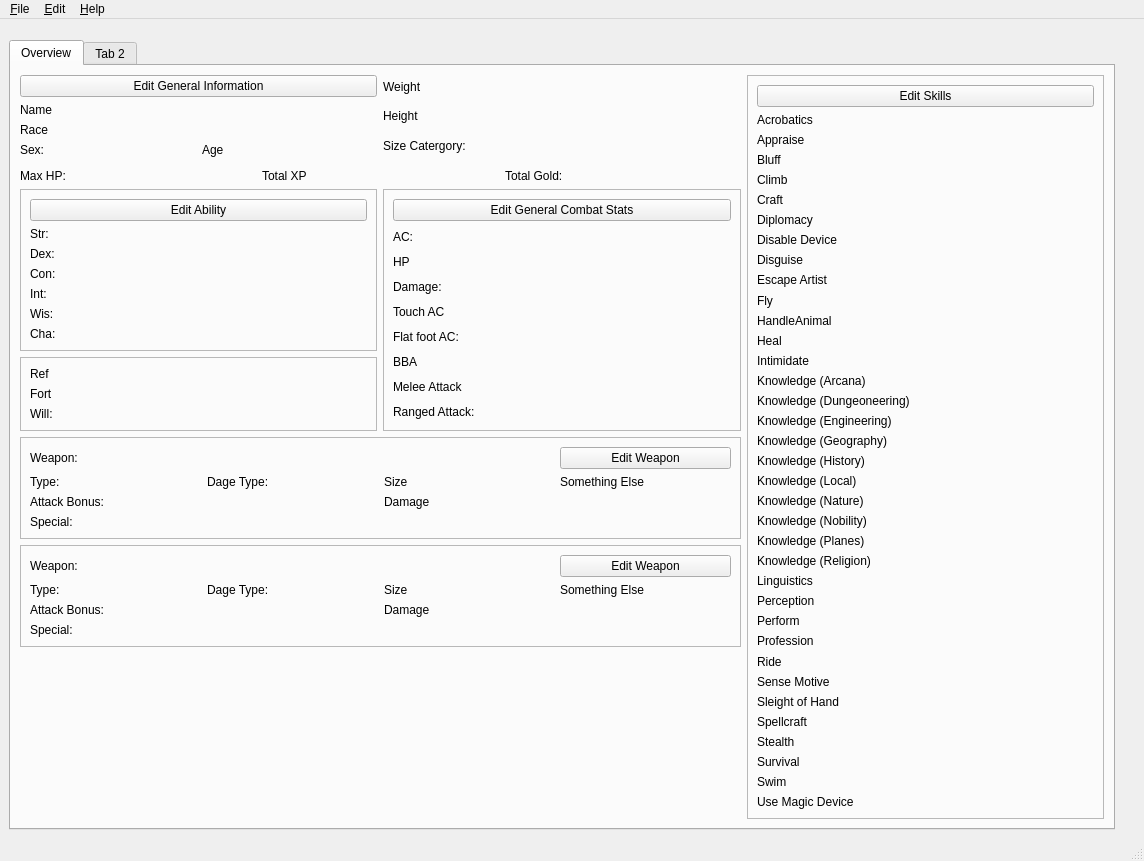
The window that mainwindow.ui (Kalzar/pfcharacter) describes before a commit, drawn with Qt 5.
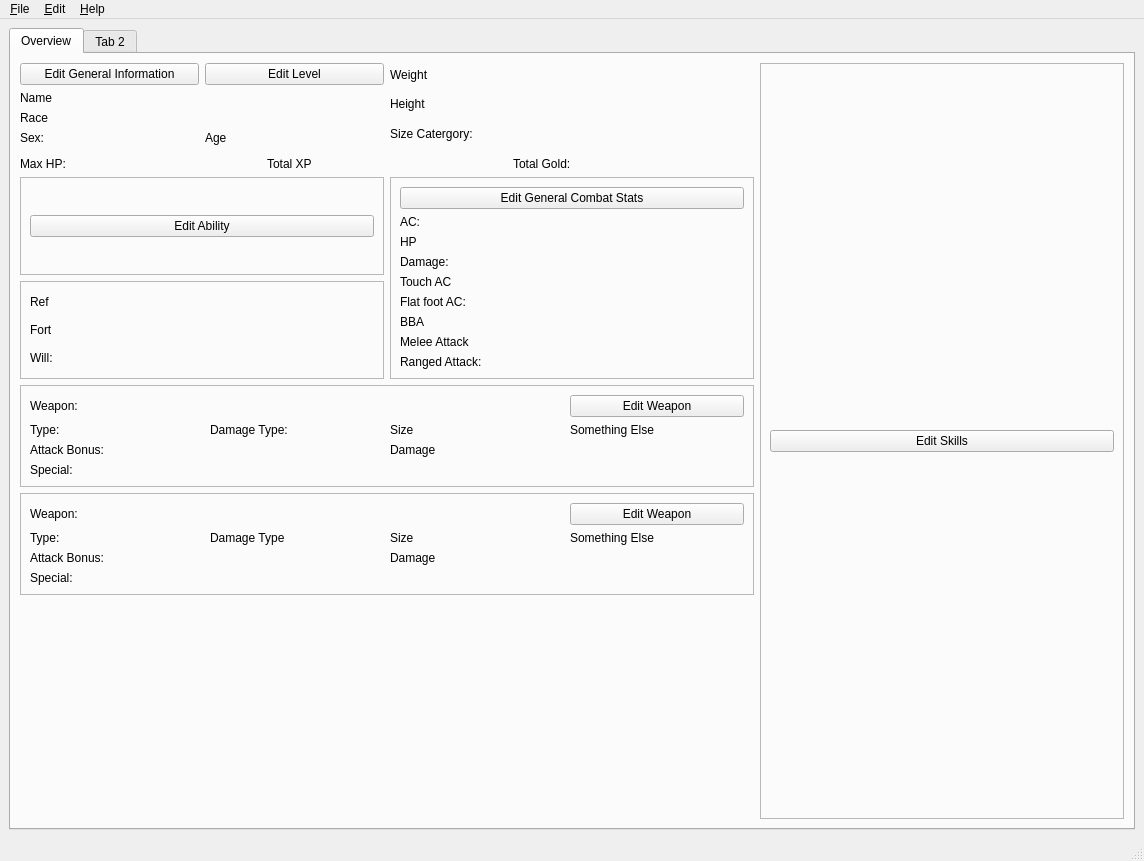
The same window after the commit.

Commit message: Add ability and skills features, prepares for being able to have character levels

```diff
--- a/mainwindow.ui
+++ b/mainwindow.ui
@@ -15,7 +15,7 @@
   </property>
   <widget class="QWidget" name="centralwidget">
    <layout class="QGridLayout" name="gridLayout">
-    <item row="2" column="0">
+    <item row="1" column="0">
      <widget class="QTabWidget" name="tabWidget">
       <property name="currentIndex">
        <number>0</number>
@@ -25,67 +25,84 @@
         <string>Overview</string>
        </attribute>
        <layout class="QGridLayout" name="gridLayout_3">
-        <item row="3" column="0">
-         <layout class="QGridLayout" name="gridLayout_2">
-          <item row="5" column="0" colspan="2">
-           <widget class="QLabel" name="OCharacterName">
+        <item row="5" column="0" colspan="2">
+         <layout class="QHBoxLayout" name="horizontalLayout_2">
+          <item>
+           <widget class="QLabel" name="OCharacterMaxHP">
             <property name="text">
-             <string>Name</string>
+             <string>Max HP:</string>
             </property>
            </widget>
           </item>
-          <item row="7" column="0">
-           <widget class="QLabel" name="OCharacterRace">
+          <item>
+           <widget class="QLabel" name="OTotalXp">
             <property name="text">
-             <string>Race</string>
+             <string>Total XP</string>
             </property>
            </widget>
           </item>
-          <item row="8" column="1">
-           <widget class="QLabel" name="OCharacterAge">
+          <item>
+           <widget class="QLabel" name="OTotalGold">
             <property name="text">
-             <string>Age</string>
+             <string>Total Gold:</string>
             </property>
            </widget>
           </item>
-          <item row="8" column="0">
-           <widget class="QLabel" name="OCharacterSex">
+         </layout>
+        </item>
+        <item row="2" column="1" rowspan="2">
+         <layout class="QVBoxLayout" name="verticalLayout_3">
+          <item>
+           <widget class="QLabel" name="OCharacterWeight">
             <property name="text">
-             <string>Sex: </string>
+             <string>Weight</string>
             </property>
            </widget>
           </item>
+          <item>
+           <widget class="QLabel" name="OCharacterHeight">
+            <property name="text">
+             <string>Height</string>
+            </property>
+           </widget>
+          </item>
+          <item>
+           <widget class="QLabel" name="OCharacterSize">
+            <property name="text">
+             <string>Size Catergory: </string>
+            </property>
+           </widget>
+          </item>
          </layout>
         </item>
-        <item row="7" column="0">
-         <widget class="QFrame" name="frame">
+        <item row="10" column="1">
+         <spacer name="verticalSpacer_7">
+          <property name="orientation">
+           <enum>Qt::Vertical</enum>
+          </property>
+          <property name="sizeHint" stdset="0">
+           <size>
+            <width>20</width>
+            <height>40</height>
+           </size>
+          </property>
+         </spacer>
+        </item>
+        <item row="2" column="2" rowspan="9">
+         <widget class="QFrame" name="frame_4">
           <property name="frameShape">
            <enum>QFrame::StyledPanel</enum>
           </property>
           <property name="frameShadow">
            <enum>QFrame::Raised</enum>
           </property>
-          <layout class="QGridLayout" name="gridLayout_4">
+          <layout class="QGridLayout" name="gridLayout_11">
            <item row="0" column="0">
-            <layout class="QVBoxLayout" name="verticalLayout_2">
+            <layout class="QVBoxLayout" name="skillVerticalLayout">
              <item>
-              <widget class="QLabel" name="OSaveRef">
+              <widget class="QPushButton" name="OEditSkill">
                <property name="text">
-                <string>Ref</string>
-               </property>
-              </widget>
-             </item>
-             <item>
-              <widget class="QLabel" name="OSaveFort">
-               <property name="text">
-                <string>Fort</string>
-               </property>
-              </widget>
-             </item>
-             <item>
-              <widget class="QLabel" name="OSaveWill">
-               <property name="text">
-                <string>Will:</string>
+                <string>Edit Skills</string>
                </property>
               </widget>
              </item>
@@ -94,81 +111,6 @@
           </layout>
          </widget>
         </item>
-        <item row="8" column="0" colspan="2">
-         <widget class="QFrame" name="frame_10">
-          <property name="frameShape">
-           <enum>QFrame::StyledPanel</enum>
-          </property>
-          <property name="frameShadow">
-           <enum>QFrame::Raised</enum>
-          </property>
-          <layout class="QGridLayout" name="gridLayout_15">
-           <item row="3" column="0" colspan="2">
-            <widget class="QLabel" name="label_45">
-             <property name="text">
-              <string>Attack Bonus:</string>
-             </property>
-            </widget>
-           </item>
-           <item row="0" column="0" colspan="2">
-            <widget class="QLabel" name="label_106">
-             <property name="text">
-              <string>Weapon:</string>
-             </property>
-            </widget>
-           </item>
-           <item row="3" column="2" colspan="2">
-            <widget class="QLabel" name="label_44">
-             <property name="text">
-              <string>Damage</string>
-             </property>
-            </widget>
-           </item>
-           <item row="4" column="0" colspan="4">
-            <widget class="QLabel" name="label_105">
-             <property name="text">
-              <string>Special:</string>
-             </property>
-            </widget>
-           </item>
-           <item row="1" column="0">
-            <widget class="QLabel" name="label_107">
-             <property name="text">
-              <string>Type:</string>
-             </property>
-            </widget>
-           </item>
-           <item row="1" column="1">
-            <widget class="QLabel" name="label_108">
-             <property name="text">
-              <string>Dage Type:</string>
-             </property>
-            </widget>
-           </item>
-           <item row="1" column="2">
-            <widget class="QLabel" name="label_129">
-             <property name="text">
-              <string>Size</string>
-             </property>
-            </widget>
-           </item>
-           <item row="1" column="3">
-            <widget class="QLabel" name="label_130">
-             <property name="text">
-              <string>Something Else</string>
-             </property>
-            </widget>
-           </item>
-           <item row="0" column="3">
-            <widget class="QPushButton" name="OEditMainWeapon">
-             <property name="text">
-              <string>Edit Weapon</string>
-             </property>
-            </widget>
-           </item>
-          </layout>
-         </widget>
-        </item>
         <item row="6" column="0">
          <widget class="QFrame" name="frame_2">
           <property name="frameShape">
@@ -179,7 +121,7 @@
           </property>
           <layout class="QGridLayout" name="gridLayout_5">
            <item row="0" column="0">
-            <layout class="QVBoxLayout" name="verticalLayout_5">
+            <layout class="QVBoxLayout" name="abilityVerticalLayout">
              <item>
               <widget class="QPushButton" name="OEditAbility">
                <property name="text">
@@ -187,48 +129,6 @@
                </property>
               </widget>
              </item>
-             <item>
-              <widget class="QLabel" name="OAbilityStr">
-               <property name="text">
-                <string>Str: </string>
-               </property>
-              </widget>
-             </item>
-             <item>
-              <widget class="QLabel" name="OAbilityDex">
-               <property name="text">
-                <string>Dex: </string>
-               </property>
-              </widget>
-             </item>
-             <item>
-              <widget class="QLabel" name="OAbilityCon">
-               <property name="text">
-                <string>Con: </string>
-               </property>
-              </widget>
-             </item>
-             <item>
-              <widget class="QLabel" name="OAbilityInt">
-               <property name="text">
-                <string>Int: </string>
-               </property>
-              </widget>
-             </item>
-             <item>
-              <widget class="QLabel" name="OAbilityWis">
-               <property name="text">
-                <string>Wis: </string>
-               </property>
-              </widget>
-             </item>
-             <item>
-              <widget class="QLabel" name="OAbilityCha">
-               <property name="text">
-                <string>Cha: </string>
-               </property>
-              </widget>
-             </item>
             </layout>
            </item>
           </layout>
@@ -313,30 +213,117 @@
           </layout>
          </widget>
         </item>
-        <item row="5" column="0" colspan="2">
-         <layout class="QHBoxLayout" name="horizontalLayout_2">
-          <item>
-           <widget class="QLabel" name="OCharacterMaxHP">
-            <property name="text">
-             <string>Max HP:</string>
-            </property>
-           </widget>
-          </item>
-          <item>
-           <widget class="QLabel" name="OTotalXp">
-            <property name="text">
-             <string>Total XP</string>
-            </property>
-           </widget>
-          </item>
-          <item>
-           <widget class="QLabel" name="OTotalGold">
-            <property name="text">
-             <string>Total Gold:</string>
-            </property>
-           </widget>
-          </item>
-         </layout>
+        <item row="7" column="0">
+         <widget class="QFrame" name="frame">
+          <property name="frameShape">
+           <enum>QFrame::StyledPanel</enum>
+          </property>
+          <property name="frameShadow">
+           <enum>QFrame::Raised</enum>
+          </property>
+          <layout class="QGridLayout" name="gridLayout_4">
+           <item row="0" column="0">
+            <layout class="QVBoxLayout" name="verticalLayout_2">
+             <item>
+              <widget class="QLabel" name="OSaveRef">
+               <property name="text">
+                <string>Ref</string>
+               </property>
+              </widget>
+             </item>
+             <item>
+              <widget class="QLabel" name="OSaveFort">
+               <property name="text">
+                <string>Fort</string>
+               </property>
+              </widget>
+             </item>
+             <item>
+              <widget class="QLabel" name="OSaveWill">
+               <property name="text">
+                <string>Will:</string>
+               </property>
+              </widget>
+             </item>
+            </layout>
+           </item>
+          </layout>
+         </widget>
+        </item>
+        <item row="8" column="0" colspan="2">
+         <widget class="QFrame" name="frame_10">
+          <property name="frameShape">
+           <enum>QFrame::StyledPanel</enum>
+          </property>
+          <property name="frameShadow">
+           <enum>QFrame::Raised</enum>
+          </property>
+          <layout class="QGridLayout" name="gridLayout_15">
+           <item row="0" column="0" colspan="2">
+            <widget class="QLabel" name="label_106">
+             <property name="text">
+              <string>Weapon:</string>
+             </property>
+            </widget>
+           </item>
+           <item row="0" column="3">
+            <widget class="QPushButton" name="OEditMainWeapon">
+             <property name="text">
+              <string>Edit Weapon</string>
+             </property>
+            </widget>
+           </item>
+           <item row="1" column="0">
+            <widget class="QLabel" name="label_107">
+             <property name="text">
+              <string>Type:</string>
+             </property>
+            </widget>
+           </item>
+           <item row="1" column="1">
+            <widget class="QLabel" name="label_108">
+             <property name="text">
+              <string>Damage Type:</string>
+             </property>
+            </widget>
+           </item>
+           <item row="1" column="2">
+            <widget class="QLabel" name="label_129">
+             <property name="text">
+              <string>Size</string>
+             </property>
+            </widget>
+           </item>
+           <item row="1" column="3">
+            <widget class="QLabel" name="label_130">
+             <property name="text">
+              <string>Something Else</string>
+             </property>
+            </widget>
+           </item>
+           <item row="3" column="0" colspan="2">
+            <widget class="QLabel" name="label_45">
+             <property name="text">
+              <string>Attack Bonus:</string>
+             </property>
+            </widget>
+           </item>
+           <item row="3" column="2" colspan="2">
+            <widget class="QLabel" name="label_44">
+             <property name="text">
+              <string>Damage</string>
+             </property>
+            </widget>
+           </item>
+           <item row="4" column="0" colspan="4">
+            <widget class="QLabel" name="label_105">
+             <property name="text">
+              <string>Special:</string>
+             </property>
+            </widget>
+           </item>
+          </layout>
+         </widget>
         </item>
         <item row="9" column="0" colspan="2">
          <widget class="QFrame" name="frame_11">
@@ -347,10 +334,10 @@
            <enum>QFrame::Raised</enum>
           </property>
           <layout class="QGridLayout" name="gridLayout_16">
-           <item row="3" column="0" colspan="2">
-            <widget class="QLabel" name="label_46">
+           <item row="0" column="3">
+            <widget class="QPushButton" name="OEditSecondaryWeapon">
              <property name="text">
-              <string>Attack Bonus:</string>
+              <string>Edit Weapon</string>
              </property>
             </widget>
            </item>
@@ -361,20 +348,6 @@
              </property>
             </widget>
            </item>
-           <item row="3" column="2" colspan="2">
-            <widget class="QLabel" name="label_132">
-             <property name="text">
-              <string>Damage</string>
-             </property>
-            </widget>
-           </item>
-           <item row="4" column="0" colspan="4">
-            <widget class="QLabel" name="label_133">
-             <property name="text">
-              <string>Special:</string>
-             </property>
-            </widget>
-           </item>
            <item row="1" column="0">
             <widget class="QLabel" name="label_134">
              <property name="text">
@@ -385,7 +358,7 @@
            <item row="1" column="1">
             <widget class="QLabel" name="label_135">
              <property name="text">
-              <string>Dage Type:</string>
+              <string>Damage Type</string>
              </property>
             </widget>
            </item>
@@ -403,324 +376,71 @@
              </property>
             </widget>
            </item>
-           <item row="0" column="3">
-            <widget class="QPushButton" name="OEditSecondaryWeapon">
+           <item row="3" column="0" colspan="2">
+            <widget class="QLabel" name="label_46">
              <property name="text">
-              <string>Edit Weapon</string>
+              <string>Attack Bonus:</string>
              </property>
             </widget>
            </item>
-          </layout>
-         </widget>
-        </item>
-        <item row="10" column="1">
-         <spacer name="verticalSpacer_7">
-          <property name="orientation">
-           <enum>Qt::Vertical</enum>
-          </property>
-          <property name="sizeHint" stdset="0">
-           <size>
-            <width>20</width>
-            <height>40</height>
-           </size>
-          </property>
-         </spacer>
-        </item>
-        <item row="2" column="2" rowspan="9">
-         <widget class="QFrame" name="frame_4">
-          <property name="frameShape">
-           <enum>QFrame::StyledPanel</enum>
-          </property>
-          <property name="frameShadow">
-           <enum>QFrame::Raised</enum>
-          </property>
-          <layout class="QGridLayout" name="gridLayout_11">
-           <item row="0" column="0">
-            <layout class="QVBoxLayout" name="verticalLayout_11">
-             <item>
-              <widget class="QPushButton" name="OEditSkill">
-               <property name="text">
-                <string>Edit Skills</string>
-               </property>
-              </widget>
-             </item>
-             <item>
-              <widget class="QLabel" name="OSkillAcrobatics">
-               <property name="text">
-                <string>Acrobatics</string>
-               </property>
-              </widget>
-             </item>
-             <item>
-              <widget class="QLabel" name="OSkillAppraise">
-               <property name="text">
-                <string>Appraise</string>
-               </property>
-              </widget>
-             </item>
-             <item>
-              <widget class="QLabel" name="OSkillBluff">
-               <property name="text">
-                <string>Bluff</string>
-               </property>
-              </widget>
-             </item>
-             <item>
-              <widget class="QLabel" name="OSkillClimb">
-               <property name="text">
-                <string>Climb</string>
-               </property>
-              </widget>
-             </item>
-             <item>
-              <widget class="QLabel" name="OSkillCraft">
-               <property name="text">
-                <string>Craft</string>
-               </property>
-              </widget>
-             </item>
-             <item>
-              <widget class="QLabel" name="OSkillDiplomacy">
-               <property name="text">
-                <string>Diplomacy</string>
-               </property>
-              </widget>
-             </item>
-             <item>
-              <widget class="QLabel" name="OSkillDisableDevice">
-               <property name="text">
-                <string>Disable Device</string>
-               </property>
-              </widget>
-             </item>
-             <item>
-              <widget class="QLabel" name="OSkillDisguise">
-               <property name="text">
-                <string>Disguise</string>
-               </property>
-              </widget>
-             </item>
-             <item>
-              <widget class="QLabel" name="OSkillEscapeArtist">
-               <property name="text">
-                <string>Escape Artist</string>
-               </property>
-              </widget>
-             </item>
-             <item>
-              <widget class="QLabel" name="OSkillFly">
-               <property name="text">
-                <string>Fly</string>
-               </property>
-              </widget>
-             </item>
-             <item>
-              <widget class="QLabel" name="OSkillHandleAnimal">
-               <property name="text">
-                <string>HandleAnimal</string>
-               </property>
-              </widget>
-             </item>
-             <item>
-              <widget class="QLabel" name="OSkillHeal">
-               <property name="text">
-                <string>Heal</string>
-               </property>
-              </widget>
-             </item>
-             <item>
-              <widget class="QLabel" name="OSkillIntimidate">
-               <property name="text">
-                <string>Intimidate</string>
-               </property>
-              </widget>
-             </item>
-             <item>
-              <widget class="QLabel" name="OSkillArcana">
-               <property name="text">
-                <string>Knowledge (Arcana)</string>
-               </property>
-              </widget>
-             </item>
-             <item>
-              <widget class="QLabel" name="OSkillDungeoneering">
-               <property name="text">
-                <string>Knowledge (Dungeoneering)</string>
-               </property>
-              </widget>
-             </item>
-             <item>
-              <widget class="QLabel" name="OSkillEngineering">
-               <property name="text">
-                <string>Knowledge (Engineering)</string>
-               </property>
-              </widget>
-             </item>
-             <item>
-              <widget class="QLabel" name="OSkillGeography">
-               <property name="text">
-                <string>Knowledge (Geography)</string>
-               </property>
-              </widget>
-             </item>
-             <item>
-              <widget class="QLabel" name="OSkillHistory">
-               <property name="text">
-                <string>Knowledge (History)</string>
-               </property>
-              </widget>
-             </item>
-             <item>
-              <widget class="QLabel" name="OSkillLocal">
-               <property name="text">
-                <string>Knowledge (Local)</string>
-               </property>
-              </widget>
-             </item>
-             <item>
-              <widget class="QLabel" name="OSkillNature">
-               <property name="text">
-                <string>Knowledge (Nature)</string>
-               </property>
-              </widget>
-             </item>
-             <item>
-              <widget class="QLabel" name="OSkillNobility">
-               <property name="text">
-                <string>Knowledge (Nobility)</string>
-               </property>
-              </widget>
-             </item>
-             <item>
-              <widget class="QLabel" name="OSkillPlanes">
-               <property name="text">
-                <string>Knowledge (Planes)</string>
-               </property>
-              </widget>
-             </item>
-             <item>
-              <widget class="QLabel" name="OSkillReligion">
-               <property name="text">
-                <string>Knowledge (Religion)</string>
-               </property>
-              </widget>
-             </item>
-             <item>
-              <widget class="QLabel" name="OSkillLinguistics">
-               <property name="text">
-                <string>Linguistics</string>
-               </property>
-              </widget>
-             </item>
-             <item>
-              <widget class="QLabel" name="OSkillPerception">
-               <property name="text">
-                <string>Perception</string>
-               </property>
-              </widget>
-             </item>
-             <item>
-              <widget class="QLabel" name="OSkillPerform">
-               <property name="text">
-                <string>Perform</string>
-               </property>
-              </widget>
-             </item>
-             <item>
-              <widget class="QLabel" name="OSkillProfession">
-               <property name="text">
-                <string>Profession</string>
-               </property>
-              </widget>
-             </item>
-             <item>
-              <widget class="QLabel" name="OSkillRide">
-               <property name="text">
-                <string>Ride</string>
-               </property>
-              </widget>
-             </item>
-             <item>
-              <widget class="QLabel" name="OSkillSenseMotive">
-               <property name="text">
-                <string>Sense Motive</string>
-               </property>
-              </widget>
-             </item>
-             <item>
-              <widget class="QLabel" name="OSkillSleightofHand">
-               <property name="text">
-                <string>Sleight of Hand</string>
-               </property>
-              </widget>
-             </item>
-             <item>
-              <widget class="QLabel" name="OSkillSpellcraft">
-               <property name="text">
-                <string>Spellcraft</string>
-               </property>
-              </widget>
-             </item>
-             <item>
-              <widget class="QLabel" name="OSkillStealth">
-               <property name="text">
-                <string>Stealth</string>
-               </property>
-              </widget>
-             </item>
-             <item>
-              <widget class="QLabel" name="OSkillSurvival">
-               <property name="text">
-                <string>Survival</string>
-               </property>
-              </widget>
-             </item>
-             <item>
-              <widget class="QLabel" name="OSkillSwim">
-               <property name="text">
-                <string>Swim</string>
-               </property>
-              </widget>
-             </item>
-             <item>
-              <widget class="QLabel" name="OSkillUseMagicDevice">
-               <property name="text">
-                <string>Use Magic Device</string>
-               </property>
-              </widget>
-             </item>
-            </layout>
+           <item row="3" column="2" colspan="2">
+            <widget class="QLabel" name="label_132">
+             <property name="text">
+              <string>Damage</string>
+             </property>
+            </widget>
            </item>
+           <item row="4" column="0" colspan="4">
+            <widget class="QLabel" name="label_133">
+             <property name="text">
+              <string>Special:</string>
+             </property>
+            </widget>
+           </item>
           </layout>
          </widget>
         </item>
-        <item row="2" column="0">
-         <widget class="QPushButton" name="OEditGeneralInformation">
-          <property name="text">
-           <string>Edit General Information</string>
-          </property>
-         </widget>
-        </item>
-        <item row="2" column="1" rowspan="2">
-         <layout class="QVBoxLayout" name="verticalLayout_3">
-          <item>
-           <widget class="QLabel" name="OCharacterWeight">
+        <item row="2" column="0" rowspan="2">
+         <layout class="QGridLayout" name="gridLayout_2">
+          <item row="3" column="0">
+           <widget class="QLabel" name="OCharacterSex">
             <property name="text">
-             <string>Weight</string>
+             <string>Sex: </string>
             </property>
            </widget>
           </item>
-          <item>
-           <widget class="QLabel" name="OCharacterHeight">
+          <item row="3" column="1">
+           <widget class="QLabel" name="OCharacterAge">
             <property name="text">
-             <string>Height</string>
+             <string>Age</string>
             </property>
            </widget>
           </item>
-          <item>
-           <widget class="QLabel" name="OCharacterSize">
+          <item row="2" column="0">
+           <widget class="QLabel" name="OCharacterRace">
             <property name="text">
-             <string>Size Catergory: </string>
+             <string>Race</string>
+            </property>
+           </widget>
+          </item>
+          <item row="1" column="0" colspan="2">
+           <widget class="QLabel" name="OCharacterName">
+            <property name="text">
+             <string>Name</string>
+            </property>
+           </widget>
+          </item>
+          <item row="0" column="0">
+           <widget class="QPushButton" name="OEditGeneralInformation">
+            <property name="text">
+             <string>Edit General Information</string>
+            </property>
+           </widget>
+          </item>
+          <item row="0" column="1">
+           <widget class="QPushButton" name="OEditLevel">
+            <property name="text">
+             <string>Edit Level</string>
             </property>
            </widget>
           </item>
@@ -735,19 +455,6 @@
       </widget>
      </widget>
     </item>
-    <item row="1" column="1">
-     <spacer name="verticalSpacer_4">
-      <property name="orientation">
-       <enum>Qt::Vertical</enum>
-      </property>
-      <property name="sizeHint" stdset="0">
-       <size>
-        <width>20</width>
-        <height>40</height>
-       </size>
-      </property>
-     </spacer>
-    </item>
    </layout>
   </widget>
   <widget class="QMenuBar" name="menubar">
```
The commit also changes 17 other files.
